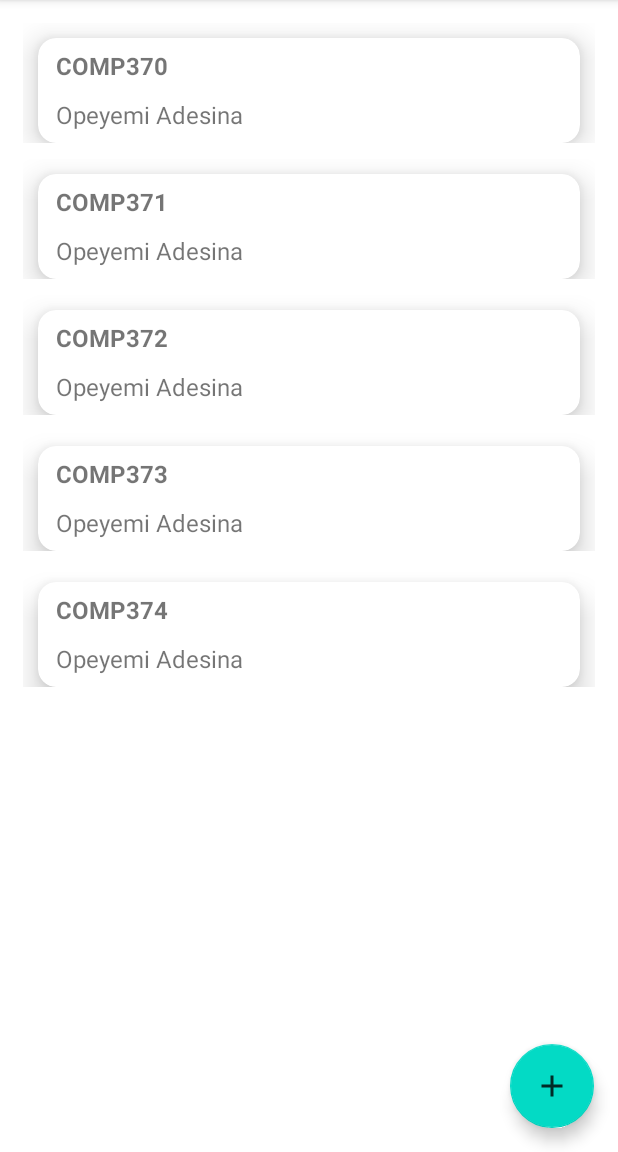
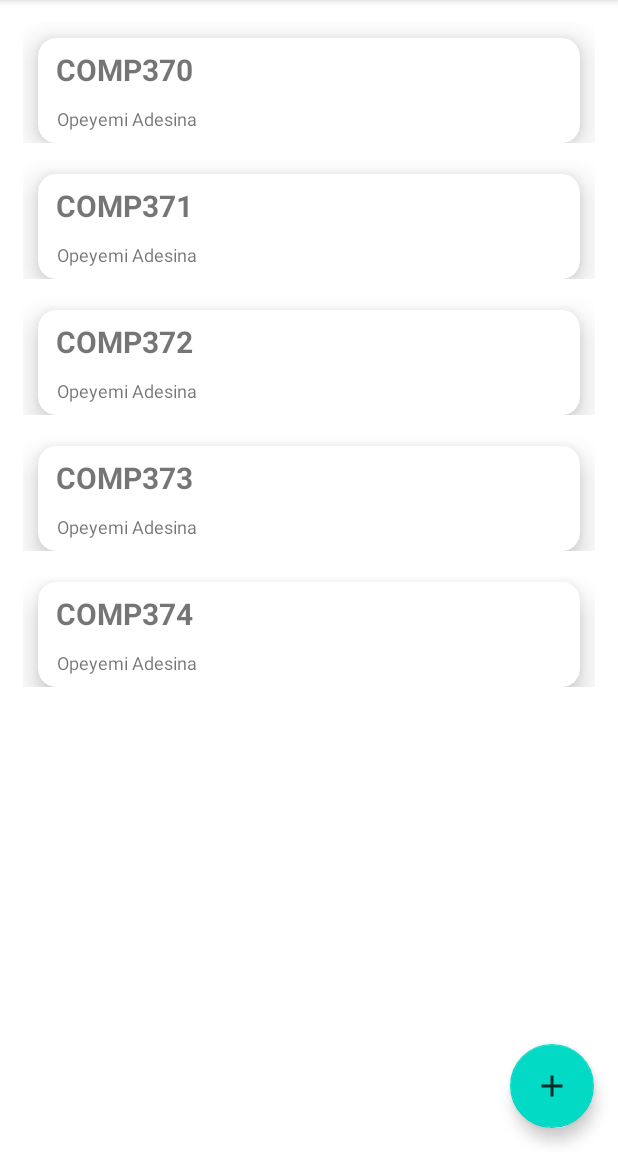
Before and after one commit to manvirSaini/Comp370-Infinity, an Android app: the screen it shows after launch (MainActivity), on a phone screen of 412 x 824 dp, the part 84-1236 px from its top. Run offline under Robolectric (Android 15) with nearby library versions, the phone set to English and light mode, and no system bars; our stand-ins replace EventBus; pictures from the network do not load.

Commit message:
UI changes

```diff
--- a/app/src/main/java/com/example/infinity_courseproject/CourseDialog.java
+++ b/app/src/main/java/com/example/infinity_courseproject/CourseDialog.java
@@ -20,7 +20,7 @@
 //
 //public class CourseDialog extends BaseDialog {
 //
-//    TextView tv_done, tv_cancel, tv_title;
+//    TextView tv_commit, tv_cancel, tv_title;
 //    EditText et_0, et_1, et_2;
 //    Course2 bean;
 //    int posi;
@@ -39,7 +39,7 @@
 //        et_0 = window.findViewById(R.id.et_0);
 //        et_1 = window.findViewById(R.id.et_1);
 //        et_2 = window.findViewById(R.id.et_2);
-//        tv_done = window.findViewById(R.id.tv_done);
+//        tv_commit = window.findViewById(R.id.tv_commit);
 //        tv_cancel = window.findViewById(R.id.tv_cancel);
 //        tv_title = window.findViewById(R.id.tv_title);
 //        //set view
@@ -59,7 +59,7 @@
 //            }
 //        });
 //
-//        tv_done.setOnClickListener(new View.OnClickListener() {
+//        tv_commit.setOnClickListener(new View.OnClickListener() {
 //            @Override
 //            public void onClick(View v) {
 //
--- a/app/src/main/res/layout/item_meal.xml
+++ b/app/src/main/res/layout/item_meal.xml
@@ -41,7 +41,7 @@
                 android:gravity="center"
                 android:maxLines="2"
                 android:text="name"
-                android:textSize="16sp"
+                android:textSize="20sp"
                 android:textStyle="bold" />
 
             <TextView
@@ -55,7 +55,7 @@
 
                 android:maxLines="2"
                 android:text="name"
-                android:textSize="16sp" />
+                android:textSize="12sp" />
 
 
 
```
